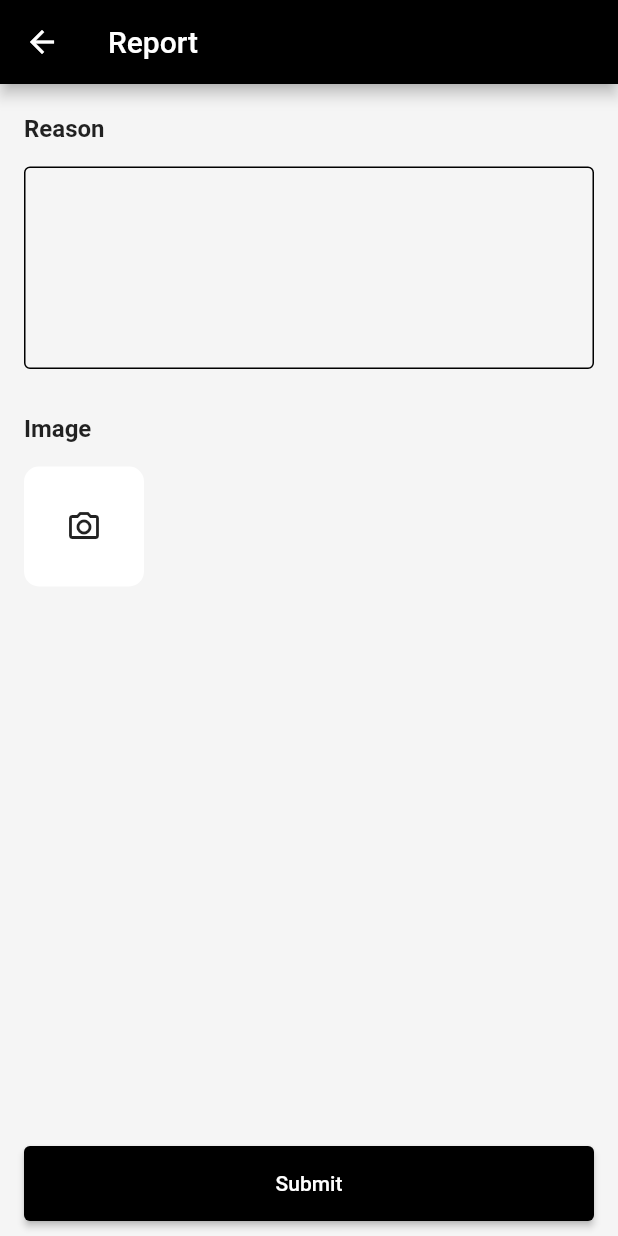
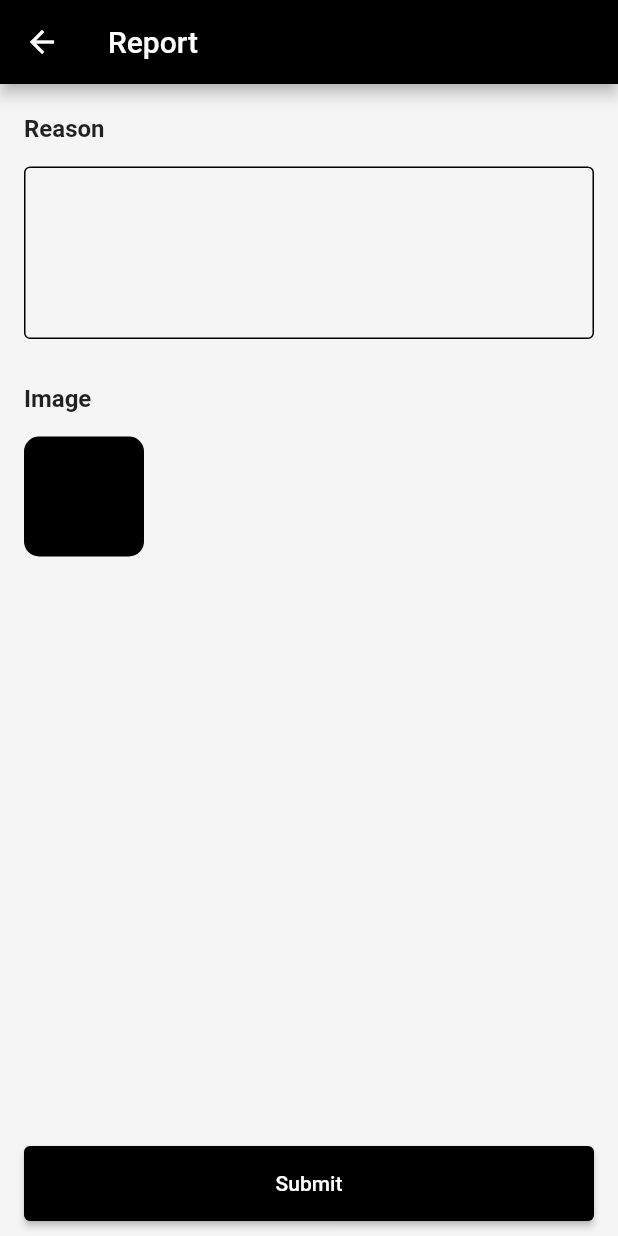
Before and after one commit to thanhnha241199/shake_to_report, a Flutter app: the ReportScreen screen opened directly with empty values, on a phone screen of 412 x 824 dp. Run offline on Flutter 3.47's test engine with Material 2 defaults, Android fonts, the phone set to English and light mode, and no system bars; our stand-ins replace image_picker, sensors_plus.

Commit message:
update ui

```diff
--- a/lib/report_screen.dart
+++ b/lib/report_screen.dart
@@ -44,6 +44,8 @@ class _ReportScreenState extends State<ReportScreen> {
                     val?.isEmpty ?? false ? 'Enter reason' : null,
                 keyboardType: TextInputType.multiline,
                 decoration: InputDecoration(
+                  contentPadding:
+                      EdgeInsets.symmetric(horizontal: 14, vertical: 10),
                   border: OutlineInputBorder(
                       borderSide: BorderSide(color: Colors.black)),
                   focusedBorder: OutlineInputBorder(
@@ -55,6 +57,10 @@ class _ReportScreenState extends State<ReportScreen> {
                   focusedErrorBorder: OutlineInputBorder(
                       borderSide: BorderSide(color: Colors.black)),
                   hintText: 'Enter reason',
+                  hintStyle: Theme.of(context)
+                      .textTheme
+                      .titleMedium
+                      ?.copyWith(fontWeight: FontWeight.w400),
                   errorStyle: Theme.of(context)
                       .textTheme
                       .bodySmall
@@ -130,7 +136,9 @@ class _ReportScreenState extends State<ReportScreen> {
         width: 80,
         child: Icon(Icons.camera_alt_outlined),
         decoration: BoxDecoration(
-            color: Colors.white, borderRadius: BorderRadius.circular(10)),
+          color: Colors.black,
+          borderRadius: BorderRadius.circular(10),
+        ),
       ),
     );
   }
```
